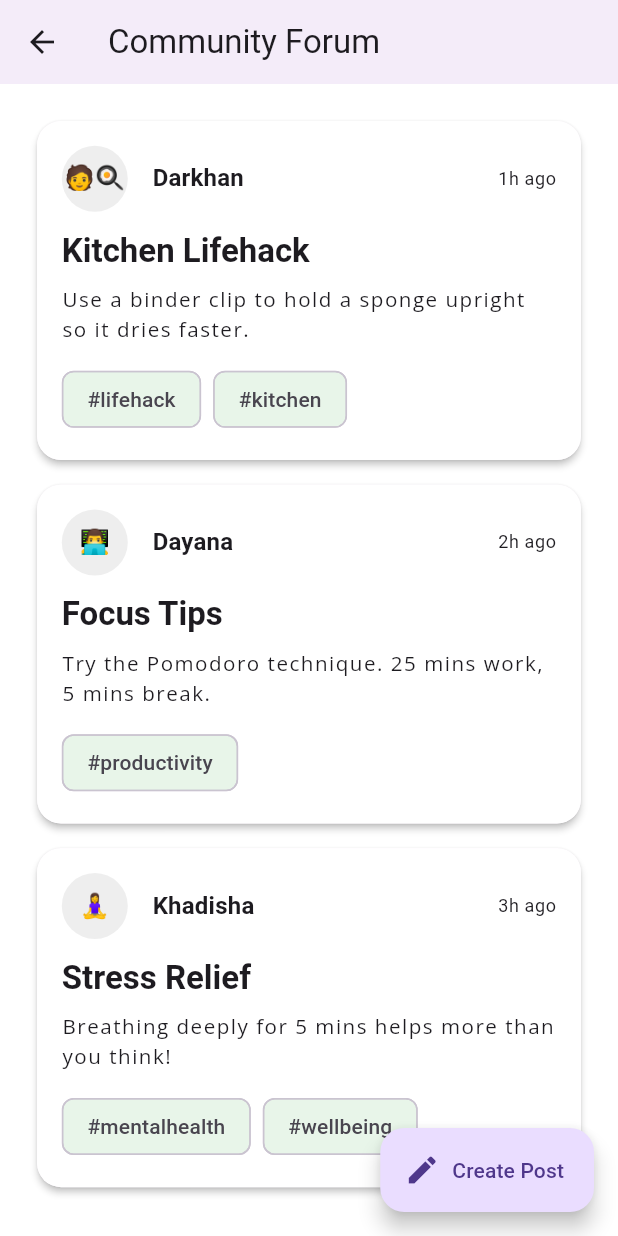
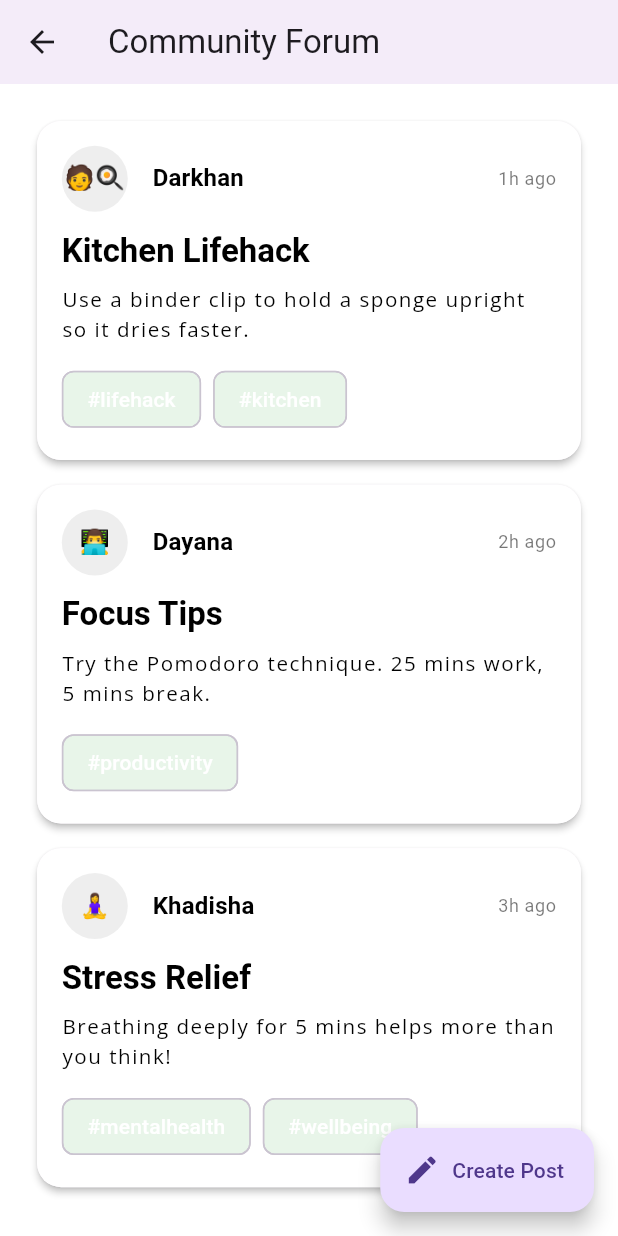
Before and after one commit to meruyert4/recipe_app, a Flutter app: the ForumScreen screen opened directly, on a phone screen of 412 x 824 dp. Run offline on Flutter 3.47's test engine with Material 3 defaults, Android fonts, the phone set to English and light mode, and no system bars; our stand-ins replace cached_network_image, csv, firebase_auth, firebase_core, firebase_database, google_fonts and 3 more; accounts and stored records are empty; network calls fail.

Commit message:
Theme switch added

```diff
--- a/lib/custom_theme.dart
+++ b/lib/custom_theme.dart
@@ -6,44 +6,71 @@ class CustomTheme {
   static final lightTheme = ThemeData(
     scaffoldBackgroundColor: Colors.white,
     primaryColor: const Color(0xff084f57),
+    iconTheme: const IconThemeData(color: Color(0xff084f57)),
+    splashColor: const Color(0xff084f57),
     textTheme: TextTheme(
       displayLarge: GoogleFonts.openSans(
-          fontSize: 22.0.sp,
-          fontWeight: FontWeight.w600,
-          letterSpacing: 1.0,
-          color: Colors.black87,
-        ),
+          fontSize: 22.0.sp, fontWeight: FontWeight.w600, letterSpacing: 1.0, color: Colors.black87),
       headlineMedium: GoogleFonts.openSans(
-          fontSize: 12.0.sp,
-          fontWeight: FontWeight.w600,
-          letterSpacing: 1.0,
-          color: Colors.black87,
-        ),
+          fontSize: 12.0.sp, fontWeight: FontWeight.w600, letterSpacing: 1.0, color: Colors.black87),
       displaySmall: GoogleFonts.openSans(
-          fontSize: 10.0.sp,
-          fontWeight: FontWeight.w600,
-          letterSpacing: 1.0,
-          color: Colors.black87,
-        ),
+          fontSize: 10.0.sp, fontWeight: FontWeight.w600, letterSpacing: 1.0, color: Colors.black87),
       displayMedium: GoogleFonts.openSans(
-          fontSize: 12.0.sp,
-          fontWeight: FontWeight.w600,
-          letterSpacing: 1.0,
-          color: Colors.black87,
-        ),
-        bodyLarge: GoogleFonts.openSans(
-          fontSize: 10.0.sp,
-          letterSpacing: 1.0,
-          fontWeight: FontWeight.w400,
-        ),
+          fontSize: 12.0.sp, fontWeight: FontWeight.w600, letterSpacing: 1.0, color: Colors.black87),
+      bodyLarge: GoogleFonts.openSans(fontSize: 10.0.sp, letterSpacing: 1.0, fontWeight: FontWeight.w400),
       bodyMedium: GoogleFonts.openSans(fontSize: 10.0.sp, letterSpacing: 1.0),
       headlineSmall: GoogleFonts.openSans(fontSize: 12.0.sp, letterSpacing: 1.0),
     ),
-      splashColor: const Color(0xff084f57),
-      iconTheme: const IconThemeData(
-        color: Color(0xff084f57),
+    bottomNavigationBarTheme: const BottomNavigationBarThemeData(
+      backgroundColor: Colors.white,
+      selectedItemColor: Color(0xff084f57),
+      unselectedItemColor: Colors.grey,
+    ),
+    unselectedWidgetColor: Colors.grey,
+    cardColor: Colors.white,
+    inputDecorationTheme: InputDecorationTheme(
+    hintStyle: GoogleFonts.openSans(fontSize: 10.0.sp, color: Colors.black54),
   ),
   );
 
-//  static final darkTheme =
+  static final darkTheme = ThemeData(
+    scaffoldBackgroundColor: const Color(0xFF121212),
+    primaryColor: const Color(0xff00c2cb),
+    iconTheme: const IconThemeData(color: Color(0xff00c2cb)),
+    splashColor: const Color(0xff00c2cb),
+    textTheme: TextTheme(
+      displayLarge: GoogleFonts.openSans(
+          fontSize: 22.0.sp, fontWeight: FontWeight.w600, letterSpacing: 1.0, color: Colors.white),
+      headlineMedium: GoogleFonts.openSans(
+          fontSize: 12.0.sp, fontWeight: FontWeight.w600, letterSpacing: 1.0, color: Colors.white70),
+      displaySmall: GoogleFonts.openSans(
+          fontSize: 10.0.sp, fontWeight: FontWeight.w600, letterSpacing: 1.0, color: Colors.white70),
+      displayMedium: GoogleFonts.openSans(
+          fontSize: 12.0.sp, fontWeight: FontWeight.w600, letterSpacing: 1.0, color: Colors.white),
+      bodyLarge: GoogleFonts.openSans(
+          fontSize: 10.0.sp, letterSpacing: 1.0, fontWeight: FontWeight.w400, color: Colors.white70),
+      bodyMedium: GoogleFonts.openSans(fontSize: 10.0.sp, letterSpacing: 1.0, color: Colors.white60),
+      headlineSmall: GoogleFonts.openSans(fontSize: 12.0.sp, letterSpacing: 1.0, color: Colors.white),
+      titleLarge: GoogleFonts.openSans( // 👈 добавь это!
+        fontSize: 18.0.sp,
+        fontWeight: FontWeight.w700,
+        color: Colors.white,
+      ),
+      titleMedium: GoogleFonts.openSans( // 👈 добавь это!
+        fontSize: 14.0.sp,
+        fontWeight: FontWeight.w600,
+        color: Colors.white,
+  ),
+    ),
+    bottomNavigationBarTheme: const BottomNavigationBarThemeData(
+      backgroundColor: Color(0xFF1E1E1E),
+      selectedItemColor: Color(0xff00c2cb),
+      unselectedItemColor: Colors.grey,
+    ),
+    unselectedWidgetColor: Colors.white60,
+    cardColor: const Color(0xFF1E1E1E),
+    inputDecorationTheme: InputDecorationTheme(
+    hintStyle: GoogleFonts.openSans(fontSize: 10.0.sp, color: Colors.white70),
+  ),
+  );
 }
--- a/lib/provider/provider.dart
+++ b/lib/provider/provider.dart
@@ -1,5 +1,6 @@
 export 'recipe_provider.dart';
 export 'saved_provider.dart';
+export 'theme_provider.dart';
 
 import 'package:flutter/material.dart';
 import 'package:firebase_auth/firebase_auth.dart';
--- /dev/null
+++ b/lib/provider/theme_provider.dart
@@ -0,0 +1,14 @@
+import 'package:flutter/material.dart';
+
+class ThemeProvider with ChangeNotifier {
+  ThemeMode _themeMode = ThemeMode.light;
+
+  ThemeMode get themeMode => _themeMode;
+
+  bool get isDarkMode => _themeMode == ThemeMode.dark;
+
+  void toggleTheme(bool isOn) {
+    _themeMode = isOn ? ThemeMode.dark : ThemeMode.light;
+    notifyListeners();
+  }
+}
--- a/lib/screens/forum_screen.dart
+++ b/lib/screens/forum_screen.dart
@@ -33,6 +33,9 @@ class ForumScreen extends StatelessWidget {
       },
     ];
 
+    final isDark = Theme.of(context).brightness == Brightness.dark;
+    final theme = Theme.of(context);
+
     return Scaffold(
       appBar: AppBar(
         title: const Text('Community Forum'),
@@ -50,7 +53,7 @@ class ForumScreen extends StatelessWidget {
             child: Container(
               padding: EdgeInsets.all(2.h),
               decoration: BoxDecoration(
-                color: Colors.white,
+                color: isDark ? Colors.grey.shade800 : Colors.white, // Adjust card color
                 borderRadius: BorderRadius.circular(16),
               ),
               child: Column(
@@ -66,30 +69,34 @@ class ForumScreen extends StatelessWidget {
                       SizedBox(width: 2.h),
                       Text(
                         post['user']! as String,
-                        style: Theme.of(context)
-                            .textTheme
-                            .titleMedium
-                            ?.copyWith(fontWeight: FontWeight.bold),
+                        style: theme.textTheme.titleMedium?.copyWith(
+                          fontWeight: FontWeight.bold,
+                          color: isDark ? Colors.white : Colors.black, // Adjust text color
+                        ),
                       ),
                       const Spacer(),
                       Text(
                         post['time']! as String,
-                        style: Theme.of(context).textTheme.bodySmall,
+                        style: theme.textTheme.bodySmall?.copyWith(
+                          color: isDark ? Colors.white70 : Colors.black54, // Adjust text color
+                        ),
                       ),
                     ],
                   ),
                   SizedBox(height: 1.5.h),
                   Text(
                     post['title']! as String,
-                    style: Theme.of(context)
-                        .textTheme
-                        .titleLarge
-                        ?.copyWith(fontWeight: FontWeight.w600),
+                    style: theme.textTheme.titleLarge?.copyWith(
+                      fontWeight: FontWeight.w600,
+                      color: isDark ? Colors.white : Colors.black, // Adjust text color
+                    ),
                   ),
                   SizedBox(height: 1.h),
                   Text(
                     post['content']! as String,
-                    style: Theme.of(context).textTheme.bodyMedium,
+                    style: theme.textTheme.bodyMedium?.copyWith(
+                      color: isDark ? Colors.white70 : Colors.black, // Adjust text color
+                    ),
                   ),
                   SizedBox(height: 1.5.h),
                   Wrap(
@@ -97,8 +104,13 @@ class ForumScreen extends StatelessWidget {
                     children: (post['tags']! as List<String>)
                         .map<Widget>(
                           (tag) => Chip(
-                            label: Text(tag),
-                            backgroundColor: Colors.green.shade50,
+                            label: Text(
+                              tag,
+                              style: TextStyle(
+                                color: isDark ? Colors.black : Colors.white, // Adjust text color
+                              ),
+                            ),
+                            backgroundColor: isDark ? Colors.green.shade700 : Colors.green.shade50, // Adjust chip color
                           ),
                         )
                         .toList(),
--- a/lib/screens/recipe_detail_screen.dart
+++ b/lib/screens/recipe_detail_screen.dart
@@ -6,6 +6,7 @@ import 'package:recipe_app/provider/saved_provider.dart';
 
 class RecipeDetailScreen extends StatelessWidget {
   const RecipeDetailScreen({Key? key}) : super(key: key);
+
   @override
   Widget build(BuildContext context) {
     final Recipe recipe = ModalRoute.of(context)!.settings.arguments as Recipe;
--- a/lib/screens/screens.dart
+++ b/lib/screens/screens.dart
@@ -6,3 +6,4 @@ export 'saved_screen.dart';
 export 'profile_screen.dart';
 export 'forum_screen.dart';
 export 'fridge_screen.dart';
+export 'settings_screen.dart';
```
Also changed, not shown: lib/custom_navbar.dart (+11 -6 lines), lib/main.dart (+7 -3 lines), lib/screens/home_screen.dart (+30 -45 lines), lib/screens/profile_screen.dart (+12 -1 lines), lib/screens/recipes_list_screen.dart (+25 -16 lines), lib/screens/saved_screen.dart (+19 -17 lines), lib/screens/settings_screen.dart (added, +30 -0 lines), lib/widgets/rich_text.dart (+4 -5 lines), lib/widgets/search_field.dart (+20 -13 lines). Lines whose indentation alone changed are shown as unchanged.
